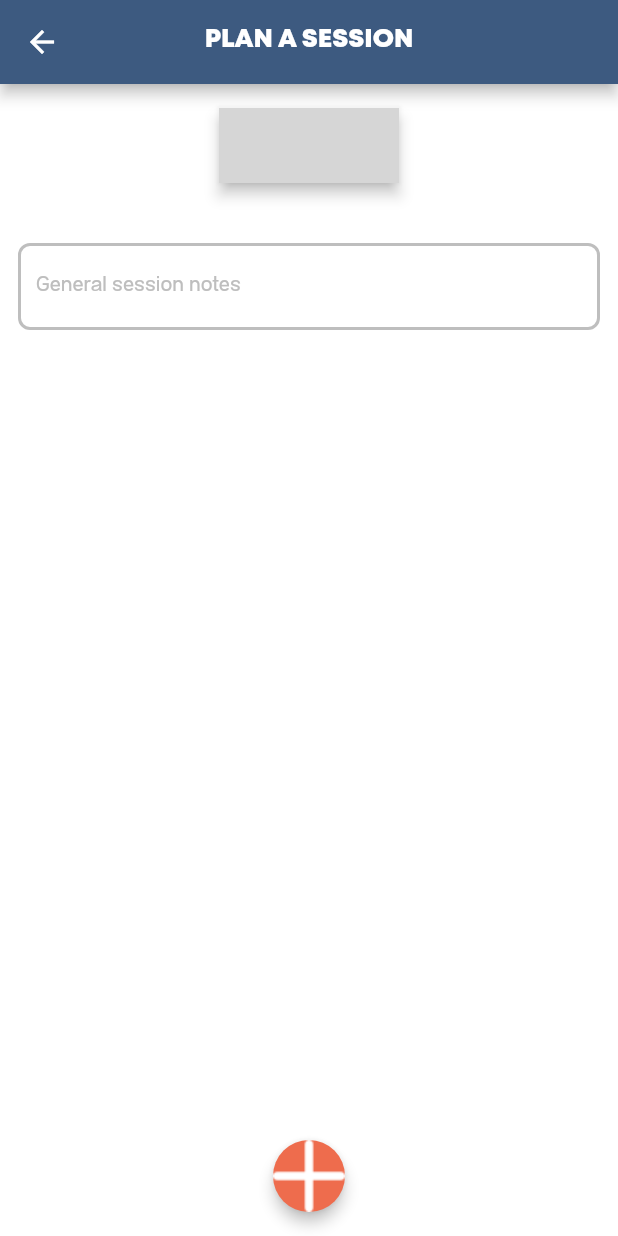
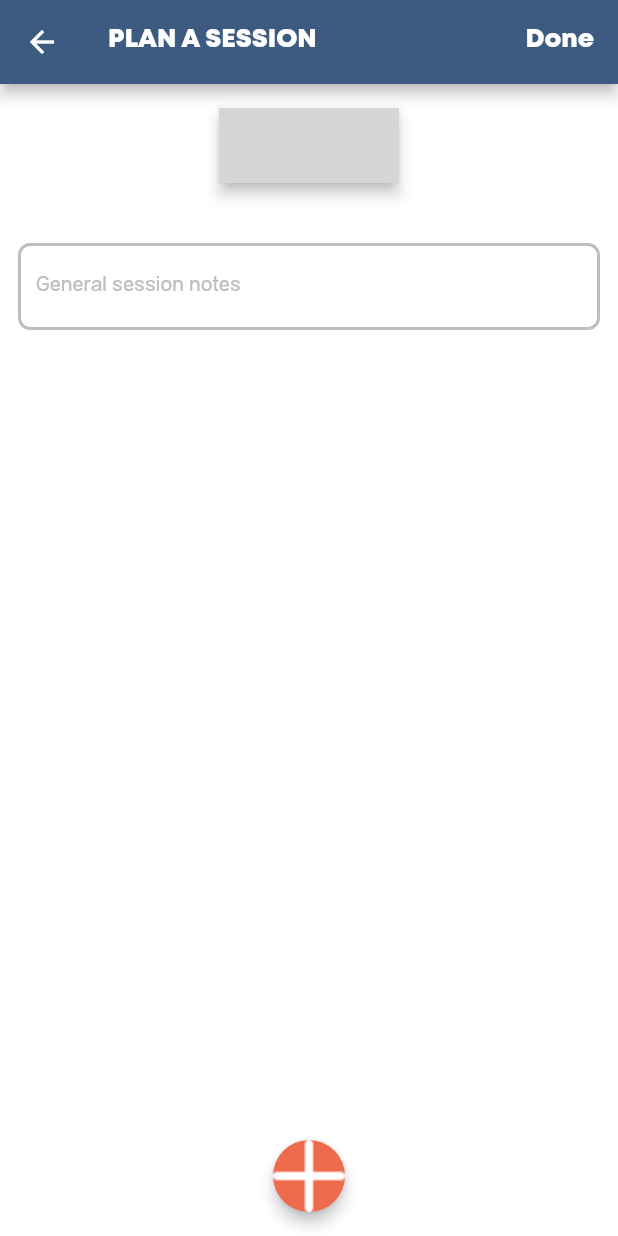
Before and after one commit to JPUF/ppl_course, a Flutter app: the SessionPage screen opened directly, on a phone screen of 412 x 824 dp. Run offline on Flutter 3.47's test engine with Material 2 defaults, Android fonts, the light colour scheme and no system bars; drawn by our look-alikes of animated_toggle_switch; our stand-ins replace bloc, flutter_bloc, flutter_svg, flutter_svg_provider, page_transition, scrollable_positioned_list and 1 more; grey boxes are pictures that could not be loaded.

Commit message:
Dummy done button

```diff
--- a/lib/presentation/pages/session/components/plan_exercise_widget.dart
+++ b/lib/presentation/pages/session/components/plan_exercise_widget.dart
@@ -35,13 +35,13 @@ class _PlanExerciseWidgetState extends State<PlanExerciseWidget> {
             Row(
               children: [
                 Expanded(
-                    flex: 5,
+                    flex: 4,
                     child: Text(widget.exercise.name,
                         style: AppTextStyles.headline4.apply(
                             color: AppColor.getPplColor(widget.sessionType)))),
                 const SizedBox(width: 16),
                 Expanded(
-                  flex: 2,
+                  flex: 1,
                   child: Column(
                     children: [
                       buildWeight(),
--- a/lib/presentation/pages/session/session_page.dart
+++ b/lib/presentation/pages/session/session_page.dart
@@ -25,7 +25,7 @@ class _SessionPageState extends State<SessionPage> {
   late FocusNode _notesFocusNode;
   String _notesText = "";
 
-  List<Exercise> _exercises = [];
+  final List<Exercise> _exercises = [];
 
   @override
   void initState() {
@@ -53,7 +53,12 @@ class _SessionPageState extends State<SessionPage> {
             Strings.planSessionTitle,
             style: AppTextStyles.button.apply(color: AppColor.white),
           ),
-          centerTitle: true,
+          actions: [Container(
+            padding: const EdgeInsets.only(right: 16),
+            alignment: Alignment.centerRight,
+              child: GestureDetector(
+                onTap: () => submitSession(),
+                  child: Text("Done", style: AppTextStyles.button.apply(color: AppColor.white),)))],
         ),
         body: Stack(
           alignment: Alignment.topCenter,
@@ -164,4 +169,10 @@ class _SessionPageState extends State<SessionPage> {
       ],
     );
   }
+
+  void submitSession() {
+    navigateBack();
+  }
+
+  void navigateBack() => Navigator.pop(context);
 }
```
